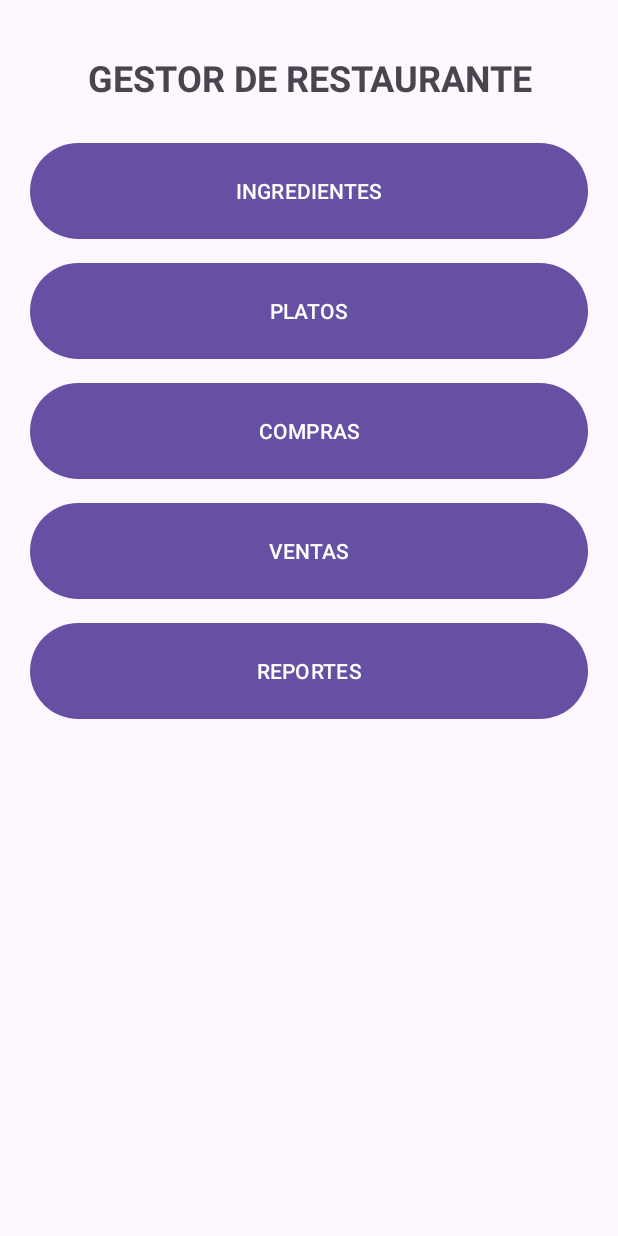
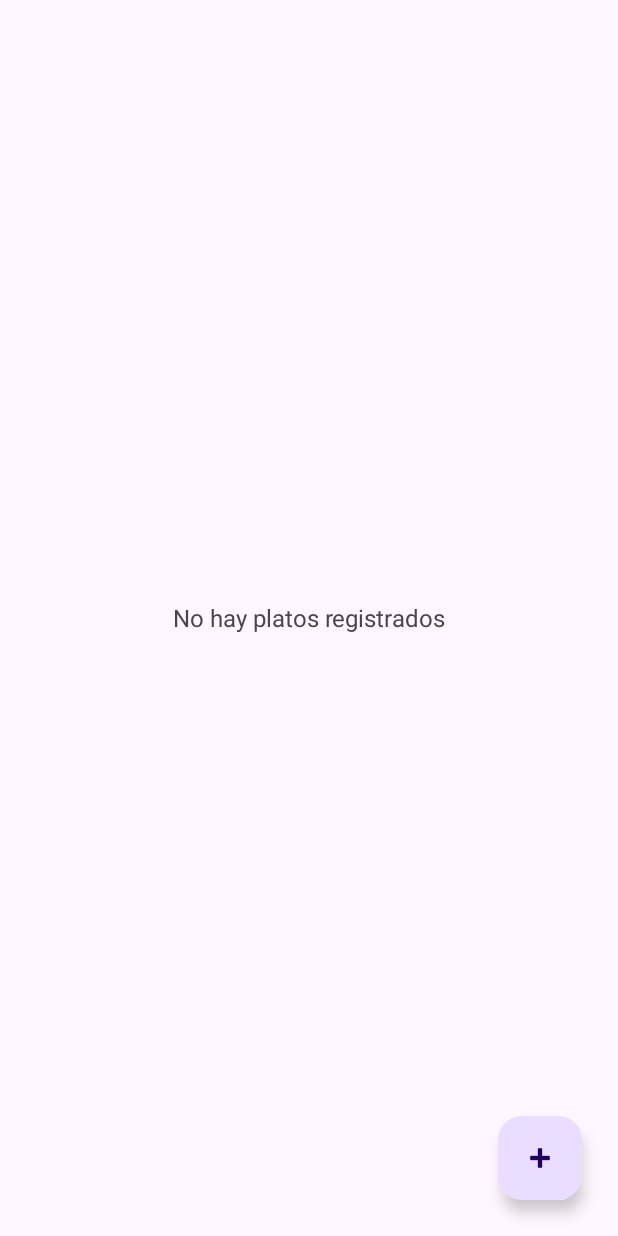
Before and after one commit to fredidiaz17/Parcial-final-Electiva-IV-Restaurante-, an Android app: the screen it shows after launch (MainActivity before the commit, PlatosActivity after it), after a tap on "PLATOS", on a phone screen of 412 x 824 dp. Run offline under Robolectric (Android 15) with nearby library versions, the phone set to English and light mode, and no system bars.

Commit message:
Fase 2: Plato/receta

```diff
--- a/app/src/main/java/com/example/ep4finalrestaurante/MainActivity.kt
+++ b/app/src/main/java/com/example/ep4finalrestaurante/MainActivity.kt
@@ -16,8 +16,11 @@ class MainActivity : AppCompatActivity() {
             startActivity(Intent(this, IngredientesActivity::class.java))
         }
 
-        // PENDIENTE DE HACER
-        findViewById<Button>(R.id.btnPlatos).setOnClickListener { proximamente() }
+        findViewById<Button>(R.id.btnPlatos).setOnClickListener {
+            startActivity(Intent(this, PlatosActivity::class.java))
+        }
+
+        // Estos módulos se construyen en las siguientes fases
         findViewById<Button>(R.id.btnCompras).setOnClickListener { proximamente() }
         findViewById<Button>(R.id.btnVentas).setOnClickListener { proximamente() }
         findViewById<Button>(R.id.btnReportes).setOnClickListener { proximamente() }
--- /dev/null
+++ b/app/src/main/java/com/example/ep4finalrestaurante/PlatoAdapter.kt
@@ -0,0 +1,43 @@
+package com.example.ep4finalrestaurante
+
+import android.view.LayoutInflater
+import android.view.View
+import android.view.ViewGroup
+import android.widget.TextView
+import androidx.recyclerview.widget.RecyclerView
+import java.util.Locale
+
+class PlatoAdapter(
+    private var items: List<Plato>,
+    private val onClick: (Plato) -> Unit
+) : RecyclerView.Adapter<PlatoAdapter.ViewHolder>() {
+
+    class ViewHolder(view: View) : RecyclerView.ViewHolder(view) {
+        val tvNombre: TextView = view.findViewById(R.id.tvNombre)
+        val tvPrecio: TextView = view.findViewById(R.id.tvPrecio)
+    }
+
+    override fun onCreateViewHolder(parent: ViewGroup, viewType: Int): ViewHolder {
+        val view = LayoutInflater.from(parent.context)
+            .inflate(R.layout.item_plato, parent, false)
+        return ViewHolder(view)
+    }
+
+    override fun onBindViewHolder(holder: ViewHolder, position: Int) {
+        val plato = items[position]
+        holder.tvNombre.text = plato.nombre
+        holder.tvPrecio.text = "Precio: $" + formatearPrecio(plato.precio)
+        holder.itemView.setOnClickListener { onClick(plato) }
+    }
+
+    override fun getItemCount() = items.size
+
+    fun actualizar(nuevos: List<Plato>) {
+        items = nuevos
+        notifyDataSetChanged()
+    }
+
+    private fun formatearPrecio(valor: Double): String =
+        if (valor % 1.0 == 0.0) String.format(Locale.getDefault(), "%,.0f", valor)
+        else String.format(Locale.getDefault(), "%,.2f", valor)
+}
--- /dev/null
+++ b/app/src/main/java/com/example/ep4finalrestaurante/PlatosActivity.kt
@@ -0,0 +1,51 @@
+package com.example.ep4finalrestaurante
+
+import android.content.Intent
+import android.os.Bundle
+import android.view.View
+import android.widget.TextView
+import androidx.appcompat.app.AppCompatActivity
+import androidx.recyclerview.widget.LinearLayoutManager
+import androidx.recyclerview.widget.RecyclerView
+import com.google.android.material.floatingactionbutton.FloatingActionButton
+
+class PlatosActivity : AppCompatActivity() {
+
+    private lateinit var dbHelper: DatabaseHelper
+    private lateinit var adapter: PlatoAdapter
+    private lateinit var tvVacio: TextView
+
+    override fun onCreate(savedInstanceState: Bundle?) {
+        super.onCreate(savedInstanceState)
+        setContentView(R.layout.activity_platos)
+        title = "Platos"
+
+        dbHelper = DatabaseHelper(this)
+        tvVacio = findViewById(R.id.tvVacio)
+
+        adapter = PlatoAdapter(emptyList()) { plato ->
+            val intent = Intent(this, PlatoFormActivity::class.java).apply {
+                putExtra(PlatoFormActivity.EXTRA_ID, plato.id)
+                putExtra(PlatoFormActivity.EXTRA_NOMBRE, plato.nombre)
+                putExtra(PlatoFormActivity.EXTRA_PRECIO, plato.precio)
+            }
+            startActivity(intent)
+        }
+
+        val rv = findViewById<RecyclerView>(R.id.rvPlatos)
+        rv.layoutManager = LinearLayoutManager(this)
+        rv.adapter = adapter
+
+        findViewById<FloatingActionButton>(R.id.fabAgregar).setOnClickListener {
+            startActivity(Intent(this, PlatoFormActivity::class.java))
+        }
+    }
+
+    // Al volver del formulario, la lista se recarga con los cambios
+    override fun onResume() {
+        super.onResume()
+        val lista = dbHelper.obtenerPlatos()
+        adapter.actualizar(lista)
+        tvVacio.visibility = if (lista.isEmpty()) View.VISIBLE else View.GONE
+    }
+}
--- /dev/null
+++ b/app/src/main/res/layout/activity_platos.xml
@@ -0,0 +1,31 @@
+<?xml version="1.0" encoding="utf-8"?>
+<FrameLayout xmlns:android="http://schemas.android.com/apk/res/android"
+    android:layout_width="match_parent"
+    android:layout_height="match_parent">
+
+    <androidx.recyclerview.widget.RecyclerView
+        android:id="@+id/rvPlatos"
+        android:layout_width="match_parent"
+        android:layout_height="match_parent"
+        android:clipToPadding="false"
+        android:padding="8dp" />
+
+    <TextView
+        android:id="@+id/tvVacio"
+        android:layout_width="wrap_content"
+        android:layout_height="wrap_content"
+        android:layout_gravity="center"
+        android:text="No hay platos registrados"
+        android:textSize="16sp"
+        android:visibility="gone" />
+
+    <com.google.android.material.floatingactionbutton.FloatingActionButton
+        android:id="@+id/fabAgregar"
+        android:layout_width="wrap_content"
+        android:layout_height="wrap_content"
+        android:layout_gravity="bottom|end"
+        android:layout_margin="24dp"
+        android:contentDescription="Agregar plato"
+        android:src="@android:drawable/ic_input_add" />
+
+</FrameLayout>
```
Also changed, not shown: app/src/main/AndroidManifest.xml (+9 -0 lines), app/src/main/java/com/example/ep4finalrestaurante/DatabaseHelper.kt (+97 -0 lines), app/src/main/java/com/example/ep4finalrestaurante/Plato.kt (added, +15 -0 lines), app/src/main/java/com/example/ep4finalrestaurante/PlatoFormActivity.kt (added, +189 -0 lines), app/src/main/java/com/example/ep4finalrestaurante/RecetaAdapter.kt (added, +39 -0 lines), app/src/main/res/layout/activity_plato_form.xml (added, +75 -0 lines), app/src/main/res/layout/dialog_receta.xml (added, +27 -0 lines), app/src/main/res/layout/item_plato.xml (added, +23 -0 lines), app/src/main/res/layout/item_receta.xml (added, +23 -0 lines).
